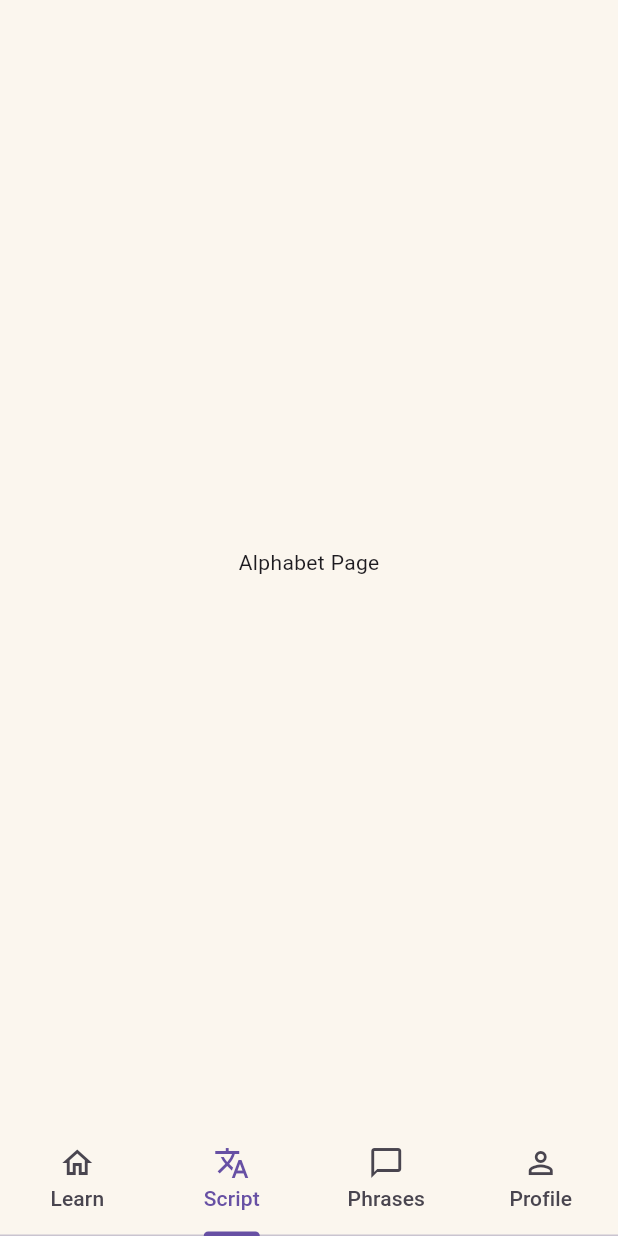
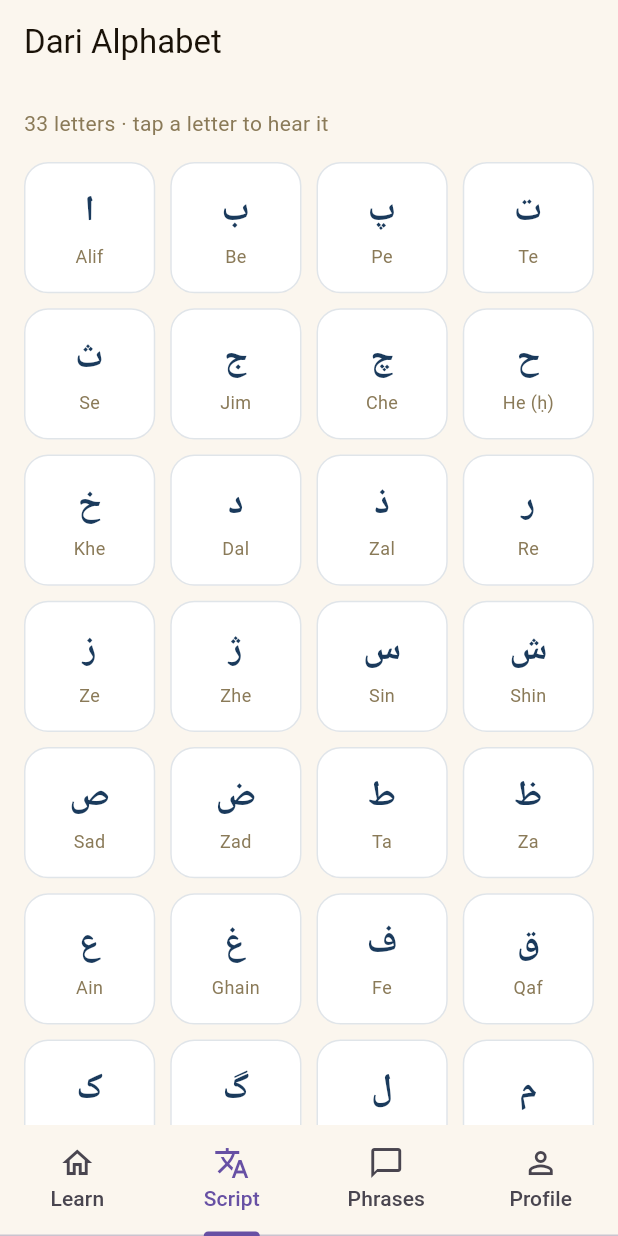
Before and after one commit to rumi-1/zabon, a Flutter app: the screen it shows after launch, item 2 of the bottom bar chosen, on a phone screen of 412 x 824 dp. Run offline on Flutter 3.47's test engine with Material 3 defaults, Android fonts, the phone set to English and light mode, and no system bars; our stand-ins replace audioplayers.

Commit message:
alphabet page work

```diff
--- a/lib/data/dari_alphabet.dart
+++ b/lib/data/dari_alphabet.dart
@@ -0,0 +1,37 @@
+import '../models/alphabet_letter.dart';
+
+const List<AlphabetLetter> dariAlphabet = [
+  AlphabetLetter(symbol: 'ا', name: 'Alif', sound: 'a / aa', example: 'آب', audioFile: 'alif.ogg'),
+  AlphabetLetter(symbol: 'ب', name: 'Be', sound: 'b', example: 'برادر', audioFile: 'be.ogg'),
+  AlphabetLetter(symbol: 'پ', name: 'Pe', sound: 'p', example: 'پدر', audioFile: 'pe.ogg'),
+  AlphabetLetter(symbol: 'ت', name: 'Te', sound: 't', example: 'تشکر', audioFile: 'te.ogg'),
+  AlphabetLetter(symbol: 'ث', name: 'Se', sound: 's', example: 'ثمر', audioFile: 'se.ogg'),
+  AlphabetLetter(symbol: 'ج', name: 'Jim', sound: 'j', example: 'جای', audioFile: 'jim.ogg'),
+  AlphabetLetter(symbol: 'چ', name: 'Che', sound: 'ch', example: 'چای', audioFile: 'che.ogg'),
+  AlphabetLetter(symbol: 'ح', name: 'He (ḥ)', sound: 'breathy h', example: 'حمام', audioFile: 'he_h.ogg'),
+  AlphabetLetter(symbol: 'خ', name: 'Khe', sound: 'kh', example: 'خانه', audioFile: 'khe.ogg'),
+  AlphabetLetter(symbol: 'د', name: 'Dal', sound: 'd', example: 'دختر', audioFile: 'dal.ogg'),
+  AlphabetLetter(symbol: 'ذ', name: 'Zal', sound: 'z', example: 'ذوق', audioFile: 'zal.ogg'),
+  AlphabetLetter(symbol: 'ر', name: 'Re', sound: 'r', example: 'رستوران', audioFile: 're.ogg'),
+  AlphabetLetter(symbol: 'ز', name: 'Ze', sound: 'z', example: 'زبان', audioFile: 'ze.ogg'),
+  AlphabetLetter(symbol: 'ژ', name: 'Zhe', sound: 'zh', example: 'ژاپن', audioFile: 'zhe.ogg'),
+  AlphabetLetter(symbol: 'س', name: 'Sin', sound: 's', example: 'سبزی', audioFile: 'sin.ogg'),
+  AlphabetLetter(symbol: 'ش', name: 'Shin', sound: 'sh', example: 'شش', audioFile: 'shin.ogg'),
+  AlphabetLetter(symbol: 'ص', name: 'Sad', sound: 's (heavy)', example: 'صد', audioFile: 'sad.ogg'),
+  AlphabetLetter(symbol: 'ض', name: 'Zad', sound: 'z (heavy)', example: 'ضرور', audioFile: 'zad.ogg'),
+  AlphabetLetter(symbol: 'ط', name: 'Ta', sound: 't (heavy)', example: 'طلا', audioFile: 'ta.ogg'),
+  AlphabetLetter(symbol: 'ظ', name: 'Za', sound: 'z (heavy)', example: 'ظلم', audioFile: 'za.ogg'),
+  AlphabetLetter(symbol: 'ع', name: 'Ain', sound: 'ʿ (throat)', example: 'عروس', audioFile: 'ain.ogg'),
+  AlphabetLetter(symbol: 'غ', name: 'Ghain', sound: 'gh', example: 'غذا', audioFile: 'ghain.ogg'),
+  AlphabetLetter(symbol: 'ف', name: 'Fe', sound: 'f', example: 'فارسی', audioFile: 'fe.ogg'),
+  AlphabetLetter(symbol: 'ق', name: 'Qaf', sound: 'q', example: 'قلب', audioFile: 'qaf.ogg'),
+  AlphabetLetter(symbol: 'ک', name: 'Kaf', sound: 'k', example: 'کتاب', audioFile: 'kaf.ogg'),
+  AlphabetLetter(symbol: 'گ', name: 'Gaf', sound: 'g', example: 'گوشت', audioFile: 'gaf.ogg'),
+  AlphabetLetter(symbol: 'ل', name: 'Lam', sound: 'l', example: 'لب', audioFile: 'lam.ogg'),
+  AlphabetLetter(symbol: 'م', name: 'Mim', sound: 'm', example: 'مادر', audioFile: 'mim.ogg'),
+  AlphabetLetter(symbol: 'ن', name: 'Nun', sound: 'n', example: 'نان', audioFile: 'nun.ogg'),
+  AlphabetLetter(symbol: 'و', name: 'Waw', sound: 'w / u / o', example: 'وطن', audioFile: 'waw.ogg'),
+  AlphabetLetter(symbol: 'ه', name: 'He', sound: 'h', example: 'هفت', audioFile: 'he.ogg'),
+  AlphabetLetter(symbol: 'ی', name: 'Ye', sound: 'y / i', example: 'یک', audioFile: 'ye.ogg'),
+  AlphabetLetter(symbol: 'ء', name: 'Hamza', sound: 'glottal stop', example: 'ءاب', audioFile: 'hamza.ogg'),
+];
--- a/lib/models/alphabet_letter.dart
+++ b/lib/models/alphabet_letter.dart
@@ -1,11 +1,17 @@
 class AlphabetLetter {
-  final String letter;
+  final String symbol;
   final String name;
-  final String pronunciation;
+  final String sound;
+  final String example;
+  final String audioFile;
+  final bool mastered;
 
   const AlphabetLetter({
-    required this.letter,
+    required this.symbol,
     required this.name,
-    required this.pronunciation,
+    required this.sound,
+    required this.example,
+    required this.audioFile,
+    this.mastered = false,
   });
 }
--- a/lib/screens/alphabet_page.dart
+++ b/lib/screens/alphabet_page.dart
@@ -1,12 +1,178 @@
 import 'package:flutter/material.dart';
+import '../data/dari_alphabet.dart';
+import '../models/alphabet_letter.dart';
+import '../services/audio_service.dart';
 
-class AlphabetPage extends StatelessWidget {
+class AlphabetPage extends StatefulWidget {
   const AlphabetPage({super.key});
 
   @override
+  State<AlphabetPage> createState() => _AlphabetPageState();
+}
+
+class _AlphabetPageState extends State<AlphabetPage> {
+  AlphabetLetter? selectedLetter;
+
+  Future<void> _selectLetter(AlphabetLetter letter) async {
+    setState(() {
+      selectedLetter = letter;
+    });
+
+    await AudioService.instance.playAlphabetSound(letter.audioFile);
+  }
+
+  @override
   Widget build(BuildContext context) {
-    return const Center(
-      child: Text('Alphabet Page'),
+    return Scaffold(
+      backgroundColor: const Color(0xFFFBF6EE),
+      appBar: AppBar(
+        backgroundColor: const Color(0xFFFBF6EE),
+        elevation: 0,
+        scrolledUnderElevation: 0,
+        foregroundColor: const Color(0xFF1A1208),
+        title: const Text('Dari Alphabet'),
+      ),
+      body: ListView(
+        padding: const EdgeInsets.all(16),
+        children: [
+          Text(
+            '${dariAlphabet.length} letters · tap a letter to hear it',
+            style: const TextStyle(
+              fontSize: 14,
+              color: Color(0xFF8A7A58),
+            ),
+          ),
+          const SizedBox(height: 16),
+
+          if (selectedLetter != null) ...[
+            _AlphabetDetailCard(
+              letter: selectedLetter!,
+              onPlay: () async {
+                await AudioService.instance
+                    .playAlphabetSound(selectedLetter!.audioFile);
+              },
+            ),
+            const SizedBox(height: 16),
+          ],
+
+          GridView.builder(
+            shrinkWrap: true,
+            physics: const NeverScrollableScrollPhysics(),
+            itemCount: dariAlphabet.length,
+            gridDelegate: const SliverGridDelegateWithFixedCrossAxisCount(
+              crossAxisCount: 4,
+              mainAxisSpacing: 10,
+              crossAxisSpacing: 10,
+              childAspectRatio: 1.0,
+            ),
+            itemBuilder: (context, index) {
+              final letter = dariAlphabet[index];
+              final isSelected = selectedLetter?.symbol == letter.symbol;
+
+              return InkWell(
+                borderRadius: BorderRadius.circular(16),
+                onTap: () => _selectLetter(letter),
+                child: Container(
+                  decoration: BoxDecoration(
+                    color: isSelected
+                        ? const Color(0xFFEAF0F7)
+                        : Colors.white,
+                    borderRadius: BorderRadius.circular(16),
+                    border: Border.all(
+                      color: isSelected
+                          ? const Color(0xFF1A3A5C)
+                          : const Color(0x221A3A5C),
+                    ),
+                  ),
+                  child: Column(
+                    mainAxisAlignment: MainAxisAlignment.center,
+                    children: [
+                      Text(
+                        letter.symbol,
+                        style: TextStyle(
+                          fontSize: 24,
+                          fontWeight: FontWeight.bold,
+                          color: const Color(0xFF1A3A5C),
+                        ),
+                        textDirection: TextDirection.rtl,
+                      ),
+                      const SizedBox(height: 4),
+                      Text(
+                        letter.name,
+                        style: const TextStyle(
+                          fontSize: 12,
+                          color: Color(0xFF8A7A58),
+                        ),
+                        textAlign: TextAlign.center,
+                      ),
+                    ],
+                  ),
+                ),
+              );
+            },
+          ),
+        ],
+      ),
     );
   }
 }
+
+class _AlphabetDetailCard extends StatelessWidget {
+  final AlphabetLetter letter;
+  final VoidCallback onPlay;
+
+  const _AlphabetDetailCard({
+    required this.letter,
+    required this.onPlay,
+  });
+
+  @override
+  Widget build(BuildContext context) {
+    return Container(
+      padding: const EdgeInsets.all(20),
+      decoration: BoxDecoration(
+        color: Colors.white,
+        borderRadius: BorderRadius.circular(20),
+        border: Border.all(color: const Color(0x221A3A5C)),
+      ),
+      child: Column(
+        children: [
+          Text(
+            letter.symbol,
+            style: const TextStyle(
+              fontSize: 48,
+              fontWeight: FontWeight.bold,
+              color: Color(0xFF1A3A5C),
+            ),
+            textDirection: TextDirection.rtl,
+          ),
+          const SizedBox(height: 8),
+          Text(
+            letter.name,
+            style: const TextStyle(
+              fontSize: 20,
+              color: Color(0xFF1A3A5C),
+            ),
+          ),
+          Text(
+            letter.sound,
+            style: const TextStyle(
+              fontSize: 16,
+              color: Color(0xFFC9922A),
+            ),
+          ),
+          const SizedBox(height: 16),
+          ElevatedButton.icon(
+            onPressed: onPlay,
+            icon: const Icon(Icons.volume_up),
+            label: const Text('Play Sound'),
+            style: ElevatedButton.styleFrom(
+              backgroundColor: const Color(0xFF1A3A5C),
+              foregroundColor: Colors.white,
+            ),
+          ),
+        ],
+      ),
+    );
+  }
+}
--- /dev/null
+++ b/lib/services/audio_service.dart
@@ -0,0 +1,18 @@
+import 'package:audioplayers/audioplayers.dart';
+
+class AudioService {
+  AudioService._();
+
+  static final AudioService instance = AudioService._();
+
+  final AudioPlayer _player = AudioPlayer();
+
+  Future<void> playAlphabetSound(String fileName) async {
+    await _player.stop();
+    await _player.play(AssetSource('audio/alphabet/$fileName'));
+  }
+
+  Future<void> dispose() async {
+    await _player.dispose();
+  }
+}
--- a/pubspec.yaml
+++ b/pubspec.yaml
@@ -58,6 +58,9 @@ flutter:
   # the material Icons class.
   uses-material-design: true
 
+  assets:
+    - assets/audio/alphabet/
+
   # To add assets to your application, add an assets section, like this:
   # assets:
   #   - images/a_dot_burr.jpeg
```
Also changed, not shown: 14 other files.
